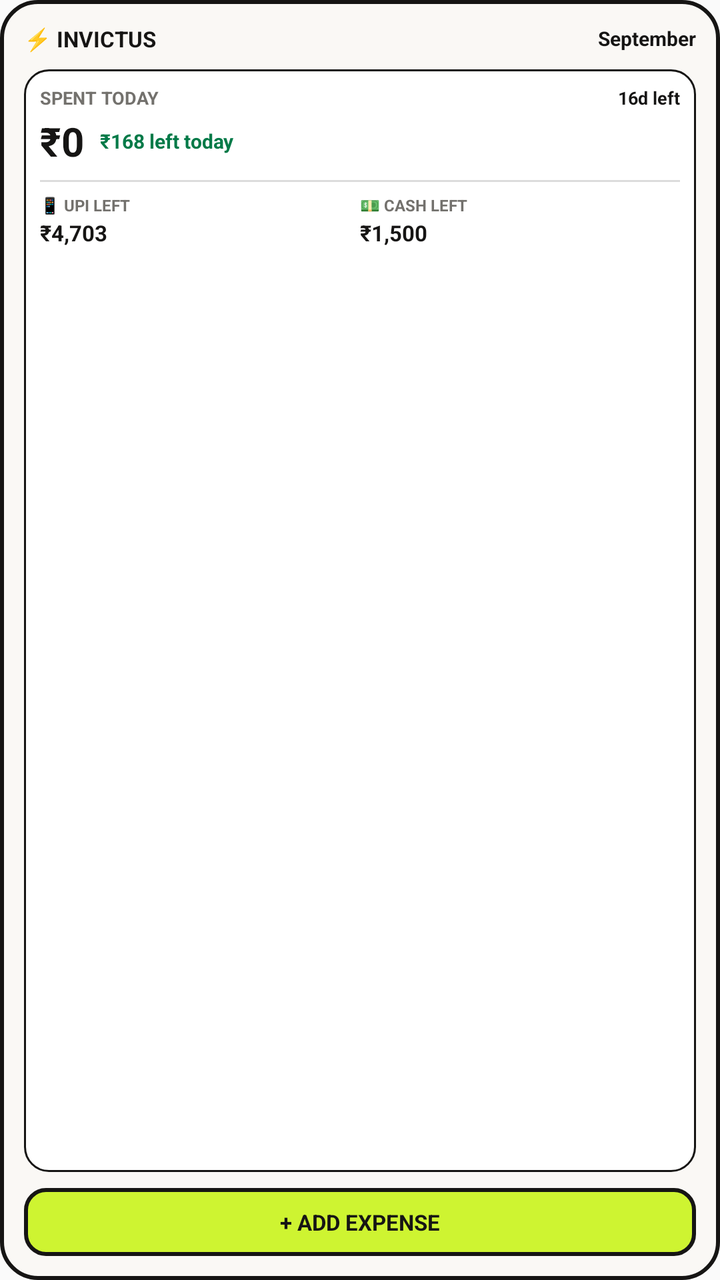
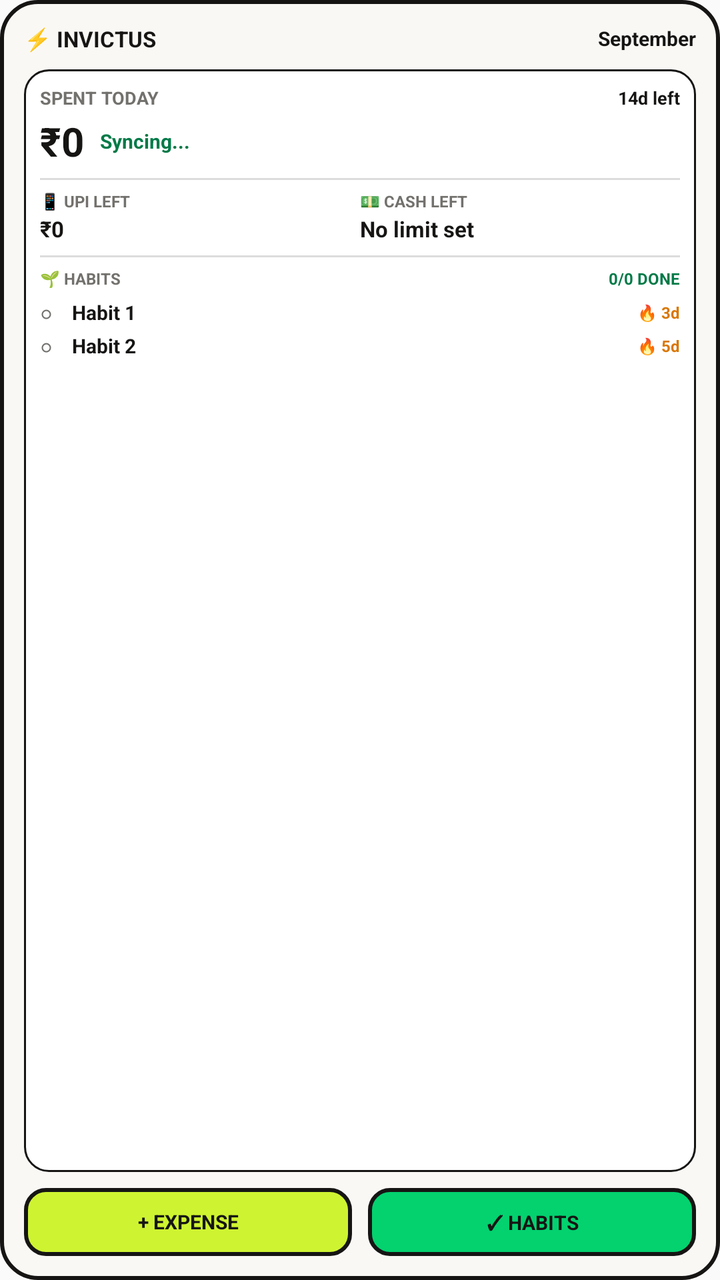

Before-and-after screenshots of an Android layout around one commit, followed by the original layout XML and the change that was made.
<!-- AndroidManifest.xml: application theme AppTheme -->
<!-- res/layout/widget_safe_spend.xml -->
<?xml version="1.0" encoding="utf-8"?>
<LinearLayout xmlns:android="http://schemas.android.com/apk/res/android"
    android:id="@+id/widget_container"
    android:layout_width="match_parent"
    android:layout_height="match_parent"
    android:orientation="vertical"
    android:background="@drawable/widget_background"
    android:padding="12dp">

    
    <LinearLayout
        android:layout_width="match_parent"
        android:layout_height="wrap_content"
        android:orientation="horizontal"
        android:gravity="center_vertical">

        <TextView
            android:id="@+id/widget_title"
            android:layout_width="0dp"
            android:layout_height="wrap_content"
            android:layout_weight="1"
            android:text="⚡ INVICTUS"
            android:textColor="#161514"
            android:textSize="11sp"
            android:textStyle="bold" />

        <TextView
            android:id="@+id/widget_month_label"
            android:layout_width="wrap_content"
            android:layout_height="wrap_content"
            android:text="September"
            android:textColor="#161514"
            android:textSize="10sp"
            android:textStyle="bold" />
    </LinearLayout>

    
    <LinearLayout
        android:layout_width="match_parent"
        android:layout_height="0dp"
        android:layout_weight="1"
        android:layout_marginTop="8dp"
        android:layout_marginBottom="8dp"
        android:orientation="vertical"
        android:background="@drawable/widget_card_inset"
        android:padding="8dp">

        
        <LinearLayout
            android:layout_width="match_parent"
            android:layout_height="wrap_content"
            android:orientation="horizontal"
            android:gravity="center_vertical">

            <TextView
                android:id="@+id/widget_hero_label"
                android:layout_width="0dp"
                android:layout_height="wrap_content"
                android:layout_weight="1"
                android:text="SPENT TODAY"
                android:textColor="#73716D"
                android:textSize="9sp"
                android:textStyle="bold" />

            <TextView
                android:id="@+id/widget_days_left"
                android:layout_width="wrap_content"
                android:layout_height="wrap_content"
                android:text="16d left"
                android:textColor="#161514"
                android:textSize="9sp"
                android:textStyle="bold" />
        </LinearLayout>

        
        <LinearLayout
            android:layout_width="match_parent"
            android:layout_height="wrap_content"
            android:orientation="horizontal"
            android:gravity="center_vertical"
            android:layout_marginTop="2dp">

            <TextView
                android:id="@+id/widget_safe_amount"
                android:layout_width="wrap_content"
                android:layout_height="wrap_content"
                android:text="₹0"
                android:textColor="#161514"
                android:textSize="20sp"
                android:textStyle="bold" />

            <TextView
                android:id="@+id/widget_today_badge"
                android:layout_width="0dp"
                android:layout_height="wrap_content"
                android:layout_weight="1"
                android:layout_marginStart="8dp"
                android:text="₹168 left today"
                android:textColor="#037A48"
                android:textSize="10sp"
                android:textStyle="bold"
                android:singleLine="true" />
        </LinearLayout>

        
        <FrameLayout
            android:layout_width="match_parent"
            android:layout_height="1dp"
            android:layout_marginTop="6dp"
            android:layout_marginBottom="6dp"
            android:background="#26161514" />

        
        <LinearLayout
            android:layout_width="match_parent"
            android:layout_height="wrap_content"
            android:orientation="horizontal">

            <LinearLayout
                android:layout_width="0dp"
                android:layout_height="wrap_content"
                android:layout_weight="1"
                android:orientation="vertical">

                <TextView
                    android:layout_width="wrap_content"
                    android:layout_height="wrap_content"
                    android:text="📱 UPI LEFT"
                    android:textColor="#73716D"
                    android:textSize="8sp"
                    android:textStyle="bold" />

                <TextView
                    android:id="@+id/widget_upi_left"
                    android:layout_width="wrap_content"
                    android:layout_height="wrap_content"
                    android:layout_marginTop="1dp"
                    android:text="₹4,703"
                    android:textColor="#161514"
                    android:textSize="11sp"
                    android:textStyle="bold" />
            </LinearLayout>

            <LinearLayout
                android:layout_width="0dp"
                android:layout_height="wrap_content"
                android:layout_weight="1"
                android:orientation="vertical">

                <TextView
                    android:layout_width="wrap_content"
                    android:layout_height="wrap_content"
                    android:text="💵 CASH LEFT"
                    android:textColor="#73716D"
                    android:textSize="8sp"
                    android:textStyle="bold" />

                <TextView
                    android:id="@+id/widget_cash_left"
                    android:layout_width="wrap_content"
                    android:layout_height="wrap_content"
                    android:layout_marginTop="1dp"
                    android:text="₹1,500"
                    android:textColor="#161514"
                    android:textSize="11sp"
                    android:textStyle="bold" />
            </LinearLayout>
        </LinearLayout>
    </LinearLayout>

    
    <TextView
        android:id="@+id/widget_btn_add_expense"
        android:layout_width="match_parent"
        android:layout_height="34dp"
        android:background="@drawable/widget_button_background"
        android:gravity="center"
        android:text="+ ADD EXPENSE"
        android:textColor="#161514"
        android:textSize="11sp"
        android:textStyle="bold" />

</LinearLayout>
<!-- resources referenced by this layout -->
<resources>
  <!-- drawable widget_background (drawable) -->
  <?xml version="1.0" encoding="utf-8"?>
  <shape xmlns:android="http://schemas.android.com/apk/res/android"
      android:shape="rectangle">
      <solid android:color="#FAF8F5" />
      <stroke
          android:width="2dp"
          android:color="#161514" />
      <corners android:radius="18dp" />
  </shape>
  <!-- drawable widget_button_background (drawable) -->
  <?xml version="1.0" encoding="utf-8"?>
  <shape xmlns:android="http://schemas.android.com/apk/res/android"
      android:shape="rectangle">
      <solid android:color="#CEF431" />
      <stroke
          android:width="2dp"
          android:color="#161514" />
      <corners android:radius="10dp" />
  </shape>
  <!-- drawable widget_card_inset (drawable) -->
  <?xml version="1.0" encoding="utf-8"?>
  <shape xmlns:android="http://schemas.android.com/apk/res/android"
      android:shape="rectangle">
      <solid android:color="#FFFFFF" />
      <stroke
          android:width="1dp"
          android:color="#161514" />
      <corners android:radius="12dp" />
  </shape>
  <style name="AppTheme" parent="Theme.AppCompat.Light.DarkActionBar">
          
          <item name="colorPrimary">@color/colorPrimary</item>
          <item name="colorPrimaryDark">@color/colorPrimaryDark</item>
          <item name="colorAccent">@color/colorAccent</item>
      </style>
</resources>

<!-- the commit's change to res/layout/widget_safe_spend.xml (unified diff, before → after) -->
@@ -66,7 +66,7 @@
                 android:id="@+id/widget_days_left"
                 android:layout_width="wrap_content"
                 android:layout_height="wrap_content"
-                android:text="16d left"
+                android:text="14d left"
                 android:textColor="#161514"
                 android:textSize="9sp"
                 android:textStyle="bold" />
@@ -95,7 +95,7 @@
                 android:layout_height="wrap_content"
                 android:layout_weight="1"
                 android:layout_marginStart="8dp"
-                android:text="₹168 left today"
+                android:text="Syncing..."
                 android:textColor="#037A48"
                 android:textSize="10sp"
                 android:textStyle="bold"
@@ -106,8 +106,8 @@
         <FrameLayout
             android:layout_width="match_parent"
             android:layout_height="1dp"
-            android:layout_marginTop="6dp"
-            android:layout_marginBottom="6dp"
+            android:layout_marginTop="5dp"
+            android:layout_marginBottom="5dp"
             android:background="#26161514" />
 
         
@@ -135,7 +135,7 @@
                     android:layout_width="wrap_content"
                     android:layout_height="wrap_content"
                     android:layout_marginTop="1dp"
-                    android:text="₹4,703"
+                    android:text="₹0"
                     android:textColor="#161514"
                     android:textSize="11sp"
                     android:textStyle="bold" />
@@ -160,24 +160,179 @@
                     android:layout_width="wrap_content"
                     android:layout_height="wrap_content"
                     android:layout_marginTop="1dp"
-                    android:text="₹1,500"
+                    android:text="No limit set"
                     android:textColor="#161514"
                     android:textSize="11sp"
                     android:textStyle="bold" />
             </LinearLayout>
         </LinearLayout>
+
+        
+        <FrameLayout
+            android:layout_width="match_parent"
+            android:layout_height="1dp"
+            android:layout_marginTop="6dp"
+            android:layout_marginBottom="5dp"
+            android:background="#26161514" />
+
+        
+        <LinearLayout
+            android:id="@+id/widget_habits_section"
+            android:layout_width="match_parent"
+            android:layout_height="0dp"
+            android:layout_weight="1"
+            android:orientation="vertical">
+
+            
+            <LinearLayout
+                android:layout_width="match_parent"
+                android:layout_height="wrap_content"
+                android:orientation="horizontal"
+                android:gravity="center_vertical"
+                android:layout_marginBottom="3dp">
+
+                <TextView
+                    android:layout_width="0dp"
+                    android:layout_height="wrap_content"
+                    android:layout_weight="1"
+                    android:text="🌱 HABITS"
+                    android:textColor="#73716D"
+                    android:textSize="8sp"
+                    android:textStyle="bold" />
+
+                <TextView
+                    android:id="@+id/widget_habits_progress"
+                    android:layout_width="wrap_content"
+                    android:layout_height="wrap_content"
+                    android:text="0/0 DONE"
+                    android:textColor="#037A48"
+                    android:textSize="8sp"
+                    android:textStyle="bold" />
+            </LinearLayout>
+
+            
+            <LinearLayout
+                android:id="@+id/widget_habit_row_1"
+                android:layout_width="match_parent"
+                android:layout_height="wrap_content"
+                android:orientation="horizontal"
+                android:gravity="center_vertical"
+                android:layout_marginTop="1.5dp">
+
+                <TextView
+                    android:id="@+id/widget_habit_1_check"
+                    android:layout_width="16dp"
+                    android:layout_height="wrap_content"
+                    android:text="○"
+                    android:textColor="#73716D"
+                    android:textSize="10sp"
+                    android:textStyle="bold" />
+
+                <TextView
+                    android:id="@+id/widget_habit_1_title"
+                    android:layout_width="0dp"
+                    android:layout_height="wrap_content"
+                    android:layout_weight="1"
+                    android:text="Habit 1"
+                    android:textColor="#161514"
+                    android:textSize="10sp"
+                    android:textStyle="bold"
+                    android:singleLine="true" />
+
+                <TextView
+                    android:id="@+id/widget_habit_1_streak"
+                    android:layout_width="wrap_content"
+                    android:layout_height="wrap_content"
+                    android:text="🔥 3d"
+                    android:textColor="#D97706"
+                    android:textSize="8sp"
+                    android:textStyle="bold" />
+            </LinearLayout>
+
+            
+            <LinearLayout
+                android:id="@+id/widget_habit_row_2"
+                android:layout_width="match_parent"
+                android:layout_height="wrap_content"
+                android:orientation="horizontal"
+                android:gravity="center_vertical"
+                android:layout_marginTop="2.5dp">
+
+                <TextView
+                    android:id="@+id/widget_habit_2_check"
+                    android:layout_width="16dp"
+                    android:layout_height="wrap_content"
+                    android:text="○"
+                    android:textColor="#73716D"
+                    android:textSize="10sp"
+                    android:textStyle="bold" />
+
+                <TextView
+                    android:id="@+id/widget_habit_2_title"
+                    android:layout_width="0dp"
+                    android:layout_height="wrap_content"
+                    android:layout_weight="1"
+                    android:text="Habit 2"
+                    android:textColor="#161514"
+                    android:textSize="10sp"
+                    android:textStyle="bold"
+                    android:singleLine="true" />
+
+                <TextView
+                    android:id="@+id/widget_habit_2_streak"
+                    android:layout_width="wrap_content"
+                    android:layout_height="wrap_content"
+                    android:text="🔥 5d"
+                    android:textColor="#D97706"
+                    android:textSize="8sp"
+                    android:textStyle="bold" />
+            </LinearLayout>
+
+            
+            <TextView
+                android:id="@+id/widget_habits_empty"
+                android:layout_width="match_parent"
+                android:layout_height="wrap_content"
+                android:layout_marginTop="2dp"
+                android:text="🌱 Tap to check habits"
+                android:textColor="#73716D"
+                android:textSize="9sp"
+                android:visibility="gone" />
+
+        </LinearLayout>
     </LinearLayout>
 
     
-    <TextView
-        android:id="@+id/widget_btn_add_expense"
+    <LinearLayout
         android:layout_width="match_parent"
         android:layout_height="34dp"
-        android:background="@drawable/widget_button_background"
-        android:gravity="center"
-        android:text="+ ADD EXPENSE"
-        android:textColor="#161514"
-        android:textSize="11sp"
-        android:textStyle="bold" />
+        android:orientation="horizontal">
+
+        <TextView
+            android:id="@+id/widget_btn_add_expense"
+            android:layout_width="0dp"
+            android:layout_height="match_parent"
+            android:layout_weight="1"
+            android:layout_marginEnd="4dp"
+            android:background="@drawable/widget_button_background"
+            android:gravity="center"
+            android:text="+ EXPENSE"
+            android:textColor="#161514"
+            android:textSize="10sp"
+            android:textStyle="bold" />
+
+        <TextView
+            android:id="@+id/widget_btn_check_habits"
+            android:layout_width="0dp"
+            android:layout_height="match_parent"
+            android:layout_weight="1"
+            android:layout_marginStart="4dp"
+            android:background="@drawable/widget_button_secondary"
+            android:gravity="center"
+            android:text="✓ HABITS"
+            android:textColor="#161514"
+            android:textSize="10sp"
+            android:textStyle="bold" />
+    </LinearLayout>
 
 </LinearLayout>
<!-- resource entries referenced after the edit -->
@@ -15,6 +15,16 @@
   <shape xmlns:android="http://schemas.android.com/apk/res/android"
       android:shape="rectangle">
       <solid android:color="#CEF431" />
+      <stroke
+          android:width="2dp"
+          android:color="#161514" />
+      <corners android:radius="10dp" />
+  </shape>
+  <!-- drawable widget_button_secondary (drawable) -->
+  <?xml version="1.0" encoding="utf-8"?>
+  <shape xmlns:android="http://schemas.android.com/apk/res/android"
+      android:shape="rectangle">
+      <solid android:color="#03D26F" />
       <stroke
           android:width="2dp"
           android:color="#161514" />
